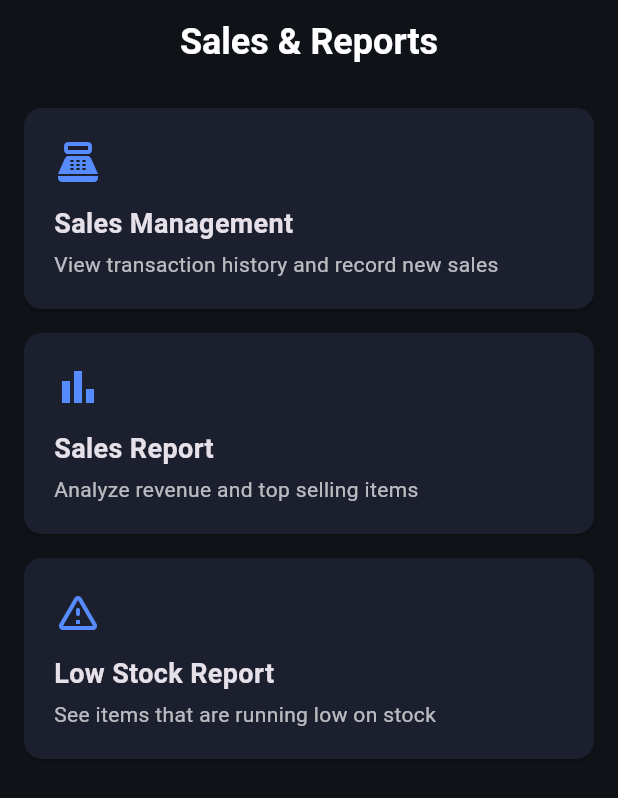
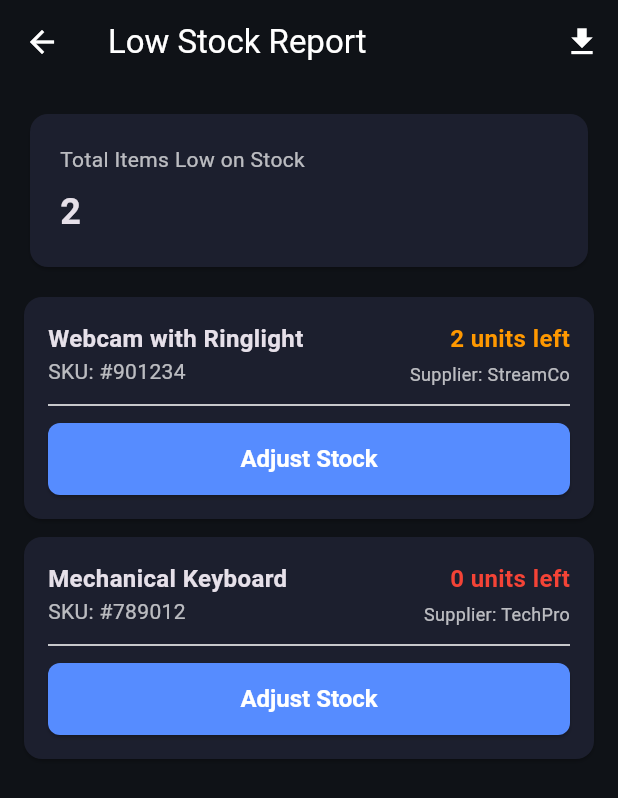
Before and after one commit to RvShivam/invento, a Flutter app: the ReportsHubScreen screen opened directly, after a tap on "Low Stock Report", on a phone screen of 412 x 824 dp. Shown: the top 798 px of the screen. Run offline on Flutter 3.47's test engine with Material 3 defaults, Android fonts, the phone set to English and light mode, and no system bars; our stand-ins replace csv, fl_chart; missing offline and left inert: file_saver.

Commit message:
Low stock report

```diff
--- /dev/null
+++ b/lib/models/low_stock_report_data.dart
@@ -0,0 +1,12 @@
+// lib/models/low_stock_report_data.dart
+import 'inventory_item.dart';
+
+class LowStockReportData {
+  final int totalLowStockItems;
+  final List<InventoryItem> items;
+
+  LowStockReportData({
+    required this.totalLowStockItems,
+    required this.items,
+  });
+}
--- a/lib/screens/dashboard_screen.dart
+++ b/lib/screens/dashboard_screen.dart
@@ -6,6 +6,7 @@ import '../services/dashboard_service.dart';
 import 'add_item.dart';
 import 'sales_management_screen.dart';
 import 'sales_report_screen.dart';
+import 'low_stock_report_screen.dart';
 
 class DashboardScreen extends StatefulWidget {
   const DashboardScreen({super.key});
@@ -114,10 +115,10 @@ class _DashboardScreenState extends State<DashboardScreen> {
             Expanded(
               child: ElevatedButton(
                 onPressed: () {
-                  /*Navigator.push(
+                  Navigator.push(
                     context,
                     MaterialPageRoute(builder: (context) => const LowStockReportScreen()),
-                  );*/
+                  );
                 },
                 child: const Text('Low Stock'),
               ),
--- /dev/null
+++ b/lib/screens/low_stock_report_screen.dart
@@ -0,0 +1,186 @@
+import 'dart:typed_data';
+import 'package:file_saver/file_saver.dart';
+import 'package:flutter/material.dart';
+import 'package:invento_app/widgets/adjust_stock_overlay.dart';
+import '../models/inventory_item.dart';
+import '../models/low_stock_report_data.dart';
+import '../services/low_stock_service.dart';
+import '../services/report_generation_service.dart';
+
+class LowStockReportScreen extends StatefulWidget {
+  const LowStockReportScreen({super.key});
+
+  @override
+  State<LowStockReportScreen> createState() => _LowStockReportScreenState();
+}
+
+class _LowStockReportScreenState extends State<LowStockReportScreen> {
+  late Future<LowStockReportData> _lowStockFuture;
+
+  @override
+  void initState() {
+    super.initState();
+    _lowStockFuture = LowStockService().fetchLowStockReport();
+  }
+
+  Future<void> _downloadReport(LowStockReportData data) async {
+    final csvData = ReportGenerationService().generateLowStockReportCsv(data);
+    final Uint8List bytes = Uint8List.fromList(csvData.codeUnits);
+    final timestamp = DateTime.now().toIso8601String().replaceAll(':', '-');
+
+    try {
+      await FileSaver.instance.saveFile(
+        name: 'low-stock-report-$timestamp',
+        bytes: bytes,
+        fileExtension: 'csv',
+        mimeType: MimeType.csv,
+      );
+      if (mounted) {
+        ScaffoldMessenger.of(context).showSnackBar(
+          const SnackBar(content: Text('Report downloaded successfully.')),
+        );
+      }
+    } catch (e) {
+      if (mounted) {
+        ScaffoldMessenger.of(context).showSnackBar(
+          SnackBar(content: Text('Error downloading report: $e')),
+        );
+      }
+    }
+  }
+
+  void _showAdjustStockOverlay(InventoryItem item) async {
+    final result = await showModalBottomSheet<bool>(
+      context: context,
+      isScrollControlled: true,
+      backgroundColor: Colors.transparent,
+      builder: (context) {
+        return AdjustStockOverlay(currentStock: item.quantity);
+      },
+    );
+
+    if (result == true) {
+      setState(() {
+        _lowStockFuture = LowStockService().fetchLowStockReport();
+      });
+    }
+  }
+
+  @override
+  Widget build(BuildContext context) {
+    return Scaffold(
+      appBar: AppBar(
+        title: const Text('Low Stock Report'),
+        backgroundColor: Colors.transparent,
+        actions: [
+          FutureBuilder<LowStockReportData>(
+            future: _lowStockFuture,
+            builder: (context, snapshot) {
+              if (snapshot.hasData) {
+                return IconButton(
+                  icon: const Icon(Icons.download),
+                  onPressed: () => _downloadReport(snapshot.data!),
+                );
+              }
+              return Container();
+            },
+          ),
+        ],
+      ),
+      body: FutureBuilder<LowStockReportData>(
+        future: _lowStockFuture,
+        builder: (context, snapshot) {
+          if (snapshot.connectionState == ConnectionState.waiting) {
+            return const Center(child: CircularProgressIndicator());
+          }
+          if (snapshot.hasError) {
+            return Center(child: Text('Error: ${snapshot.error}'));
+          }
+          if (!snapshot.hasData || snapshot.data!.items.isEmpty) {
+            return const Center(child: Text('No items are low on stock.'));
+          }
+
+          final reportData = snapshot.data!;
+          return ListView(
+            padding: const EdgeInsets.all(16.0),
+            children: [
+              _buildTotalItemsCard(reportData.totalLowStockItems),
+              const SizedBox(height: 16),
+              ...reportData.items.map((item) => _buildLowStockItemCard(item)),
+            ],
+          );
+        },
+      ),
+    );
+  }
+
+  Widget _buildTotalItemsCard(int totalItems) {
+    return Card(
+      color: const Color(0xFF1C1F2E),
+      child: Padding(
+        padding: const EdgeInsets.all(20.0),
+        child: Column(
+          crossAxisAlignment: CrossAxisAlignment.start,
+          children: [
+            const Text('Total Items Low on Stock', style: TextStyle(color: Colors.white70, fontSize: 14)),
+            const SizedBox(height: 8),
+            Text(totalItems.toString(), style: const TextStyle(fontSize: 24, fontWeight: FontWeight.bold)),
+          ],
+        ),
+      ),
+    );
+  }
+
+  Widget _buildLowStockItemCard(InventoryItem item) {
+    final bool isOutOfStock = item.quantity == 0;
+    return Card(
+      color: const Color(0xFF1C1F2E),
+      shape: RoundedRectangleBorder(borderRadius: BorderRadius.circular(12)),
+      margin: const EdgeInsets.only(bottom: 12.0),
+      child: Padding(
+        padding: const EdgeInsets.all(16.0),
+        child: Column(
+          children: [
+            Row(
+              children: [
+                Expanded(
+                  child: Column(
+                    crossAxisAlignment: CrossAxisAlignment.start,
+                    children: [
+                      Text(item.name, style: const TextStyle(fontSize: 16, fontWeight: FontWeight.bold)),
+                      Text('SKU: ${item.sku}', style: const TextStyle(color: Colors.white70)),
+                    ],
+                  ),
+                ),
+                const SizedBox(width: 16),
+                Column(
+                  crossAxisAlignment: CrossAxisAlignment.end,
+                  children: [
+                    Text(
+                      '${item.quantity} units left',
+                      style: TextStyle(
+                        fontWeight: FontWeight.bold,
+                        fontSize: 16,
+                        color: isOutOfStock ? Colors.red : Colors.orange,
+                      ),
+                    ),
+                    const SizedBox(height: 4),
+                    Text('Supplier: ${item.supplier}', style: const TextStyle(color: Colors.white70, fontSize: 12)),
+                  ],
+                ),
+              ],
+            ),
+            const Divider(height: 24),
+            Align(
+              alignment: Alignment.centerRight,
+              child: ElevatedButton(
+                onPressed: () => _showAdjustStockOverlay(item),
+                child: const Text('Adjust Stock'),
+              ),
+            ),
+          ],
+        ),
+      ),
+    );
+  }
+}
--- a/lib/screens/report_hubs_screen.dart
+++ b/lib/screens/report_hubs_screen.dart
@@ -2,7 +2,7 @@
 import 'package:flutter/material.dart';
 import 'sales_management_screen.dart';
 import 'sales_report_screen.dart';
-
+import 'low_stock_report_screen.dart';
 class ReportsHubScreen extends StatelessWidget {
   const ReportsHubScreen({super.key});
 
@@ -51,7 +51,11 @@ class ReportsHubScreen extends StatelessWidget {
             title: 'Low Stock Report',
             subtitle: 'See items that are running low on stock',
             onTap: () {
-              // TODO: Navigate to LowStockReportScreen
+              Navigator.of(context).push(
+                MaterialPageRoute(
+                  builder: (context) => const LowStockReportScreen(),
+                ),
+              );
             },
           ),
         ],
--- /dev/null
+++ b/lib/services/low_stock_service.dart
@@ -0,0 +1,19 @@
+// lib/services/low_stock_service.dart
+import '../models/inventory_item.dart';
+import '../models/low_stock_report_data.dart';
+
+class LowStockService {
+  Future<LowStockReportData> fetchLowStockReport() async {
+    await Future.delayed(const Duration(seconds: 1));
+
+    final lowStockItems = [
+      InventoryItem(name: 'Webcam with Ringlight', sku: '#901234', quantity: 2, price: 500.00, category: 'Electronics', supplier: 'StreamCo'),
+      InventoryItem(name: 'Mechanical Keyboard', sku: '#789012', quantity: 0, price: 250.50, category: 'Electronics', supplier: 'TechPro'),
+    ];
+
+    return LowStockReportData(
+      totalLowStockItems: lowStockItems.length,
+      items: lowStockItems,
+    );
+  }
+}
--- a/lib/services/report_generation_service.dart
+++ b/lib/services/report_generation_service.dart
@@ -1,21 +1,18 @@
 // lib/services/report_generation_service.dart
 import 'package:csv/csv.dart';
 import '../models/sales_report_data.dart';
+import '../models/low_stock_report_data.dart';
 
 class ReportGenerationService {
-  // Converts the report data into a CSV formatted string
   String generateSalesReportCsv(SalesReportData data) {
-    // Define the header row
     final List<String> header = [
       'Product Name',
       'Quantity Sold',
       'Total Revenue'
     ];
 
-    // Create a list of rows, starting with the header
     List<List<dynamic>> rows = [header];
 
-    // Add a row for each top-selling product
     for (var product in data.topSellingProducts) {
       rows.add([
         product.name,
@@ -24,13 +21,37 @@ class ReportGenerationService {
       ]);
     }
 
-    // Add summary rows at the end
-    rows.add([]); // Add an empty row for spacing
+    rows.add([]);
     rows.add(['Summary', '']);
     rows.add(['Total Revenue', data.totalRevenue]);
     rows.add(['Number of Sales', data.numberOfSales]);
 
-    // Use the csv package to convert the list of lists into a CSV string
+    // Return statement was missing, now it's added.
+    return const ListToCsvConverter().convert(rows);
+  } // <-- This closing brace is the key fix.
+
+  // This method is now correctly defined at the class level.
+  String generateLowStockReportCsv(LowStockReportData data) {
+    final List<String> header = [
+      'Product Name',
+      'SKU',
+      'Quantity Left',
+      'Supplier'
+    ];
+
+    List<List<dynamic>> rows = [header];
+
+    for (var item in data.items) {
+      rows.add([
+        item.name,
+        item.sku,
+        item.quantity,
+        item.supplier,
+      ]);
+    }
+
+    rows.add([]);
+    rows.add(['Total Low Stock Items', data.totalLowStockItems]);
     return const ListToCsvConverter().convert(rows);
   }
 }
```
